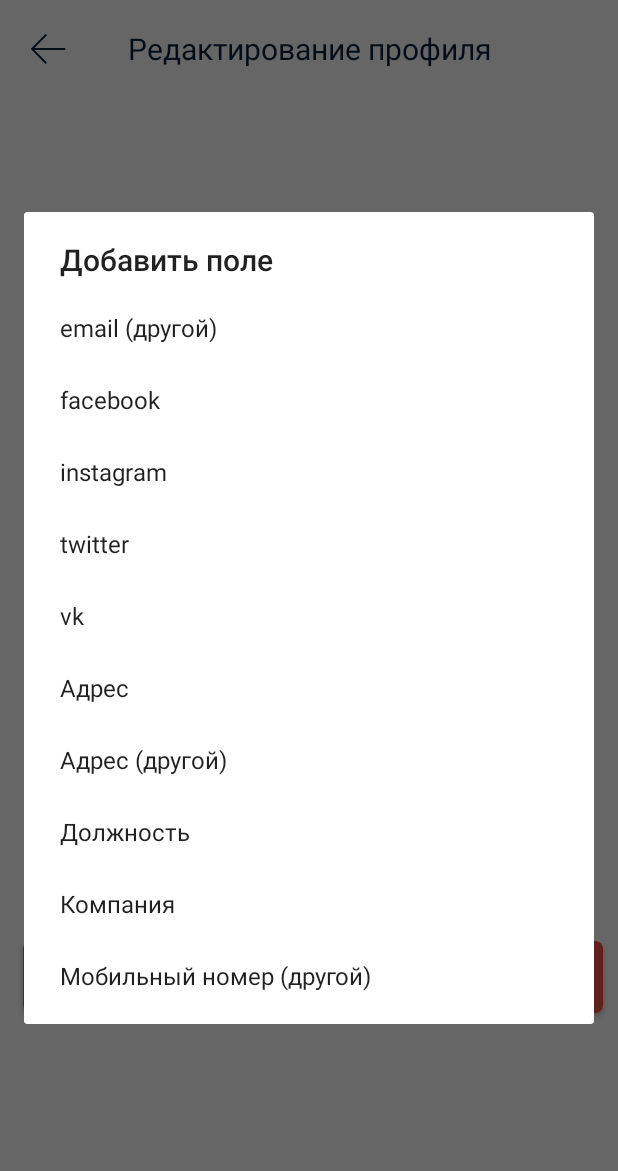
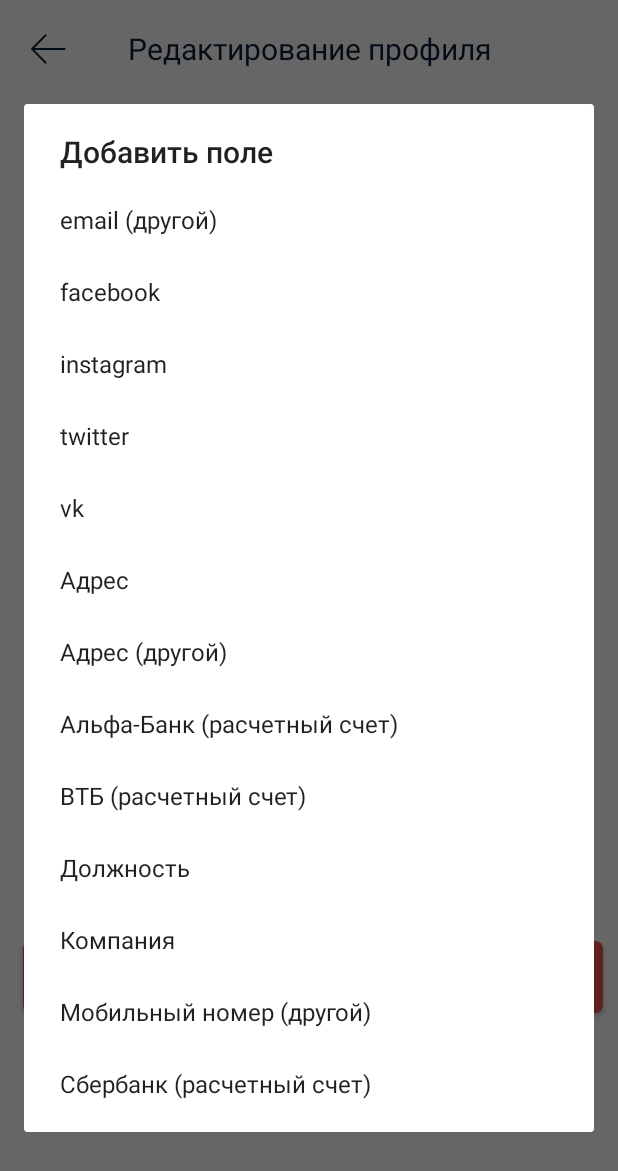
Before and after one commit to matteocarrera/alfa-bank-qr, an Android app: the EditProfileActivity screen opened directly, with no data from a screen before it, after a tap on "Добавить поле", on a phone screen of 412 x 824 dp. Shown: the top 1171 px of the screen. Run offline under Robolectric (Android 15) with nearby library versions, the phone set to English and light mode, and no system bars; libraries missing offline, so code that uses them is left out: com.theartofdev.edmodo; pictures from the network do not load.

Commit message:
Изменили иконки и добавили поля расчетных счетов

```diff
--- a/app/build.gradle
+++ b/app/build.gradle
@@ -46,4 +46,6 @@ dependencies {
     api 'com.theartofdev.edmodo:android-image-cropper:2.8.+'
 
     implementation 'com.github.yukuku:ambilwarna:2.0.1'
+
+    implementation 'ru.egslava:MaskedEditText:1.0.5'
 }
--- a/app/src/main/java/com/example/alpha_bank_qr/Activities/EditProfileActivity.kt
+++ b/app/src/main/java/com/example/alpha_bank_qr/Activities/EditProfileActivity.kt
@@ -38,7 +38,7 @@ class EditProfileActivity : AppCompatActivity() {
         setContentView(R.layout.activity_edit_profile)
 
         fieldsNames = arrayListOf(
-            company, job_title, mobile_second, email_second, address, address_second, vk, facebook, instagram, twitter)
+            company, job_title, mobile_second, email_second, address, address_second, sberbank, vtb, alfabank, vk, facebook, instagram, twitter)
 
         setDataToEdittext()
 
@@ -110,6 +110,9 @@ class EditProfileActivity : AppCompatActivity() {
             "Мобильный номер (другой)" -> mobile_second.visibility = visibility
             "Адрес" -> address.visibility = visibility
             "Адрес (другой)" -> address_second.visibility = visibility
+            "Сбербанк (расчетный счет)" -> sberbank.visibility = visibility
+            "ВТБ (расчетный счет)" -> vtb.visibility = visibility
+            "Альфа-Банк (расчетный счет)" -> alfabank.visibility = visibility
             "vk" -> vk.visibility = visibility
             "facebook" -> facebook.visibility = visibility
             "instagram" -> instagram.visibility = visibility
@@ -150,6 +153,9 @@ class EditProfileActivity : AppCompatActivity() {
             email_second.setText(cursor.getString(cursor.getColumnIndex("email_second")))
             address.setText(cursor.getString(cursor.getColumnIndex("address")))
             address_second.setText(cursor.getString(cursor.getColumnIndex("address_second")))
+            sberbank.setText(cursor.getString(cursor.getColumnIndex("sberbank")))
+            vtb.setText(cursor.getString(cursor.getColumnIndex("vtb")))
+            alfabank.setText(cursor.getString(cursor.getColumnIndex("alfabank")))
             vk.setText(cursor.getString(cursor.getColumnIndex("vk")))
             facebook.setText(cursor.getString(cursor.getColumnIndex("facebook")))
             instagram.setText(cursor.getString(cursor.getColumnIndex("instagram")))
@@ -204,6 +210,9 @@ class EditProfileActivity : AppCompatActivity() {
             email_second.text.toString(),
             address.text.toString(),
             address_second.text.toString(),
+            sberbank.text.toString(),
+            vtb.text.toString(),
+            alfabank.text.toString(),
             vk.text.toString(),
             facebook.text.toString(),
             instagram.text.toString(),
--- a/app/src/main/java/com/example/alpha_bank_qr/Entities/User.kt
+++ b/app/src/main/java/com/example/alpha_bank_qr/Entities/User.kt
@@ -28,6 +28,9 @@ class User(
     var emailSecond: String = "",
     var address: String = "",
     var addressSecond: String = "",
+    var sberbank: String = "",
+    var vtb: String = "",
+    var alfabank: String = "",
     var vk: String = "",
     var facebook: String = "",
     var instagram: String = "",
@@ -35,6 +38,6 @@ class User(
     var notes : String = ""
 ) {
     override fun toString(): String {
-        return "$name,$surname,$patronymic,$company,$jobTitle,$mobile,$mobileSecond,$email,$emailSecond,$address,$addressSecond,$vk,$facebook,$instagram,$twitter,$notes"
+        return "$name,$surname,$patronymic,$company,$jobTitle,$mobile,$mobileSecond,$email,$emailSecond,$address,$addressSecond,$sberbank,$vtb,$alfabank,$vk,$facebook,$instagram,$twitter,$notes"
     }
 }
--- a/app/src/main/java/com/example/alpha_bank_qr/QRDatabaseHelper.kt
+++ b/app/src/main/java/com/example/alpha_bank_qr/QRDatabaseHelper.kt
@@ -51,6 +51,9 @@ class QRDatabaseHelper(context: Context) : SQLiteOpenHelper(context, DATABASE_NA
         values.put("email_second", user.emailSecond)
         values.put("address", user.address)
         values.put("address_second", user.addressSecond)
+        values.put("sberbank", user.sberbank)
+        values.put("vtb", user.vtb)
+        values.put("alfabank", user.alfabank)
         values.put("vk", user.vk)
         values.put("facebook", user.facebook)
         values.put("instagram", user.instagram)
@@ -78,6 +81,9 @@ class QRDatabaseHelper(context: Context) : SQLiteOpenHelper(context, DATABASE_NA
         values.put("email_second", user.emailSecond)
         values.put("address", user.address)
         values.put("address_second", user.addressSecond)
+        values.put("sberbank", user.sberbank)
+        values.put("vtb", user.vtb)
+        values.put("alfabank", user.alfabank)
         values.put("vk", user.vk)
         values.put("facebook", user.facebook)
         values.put("instagram", user.instagram)
@@ -168,6 +174,9 @@ class QRDatabaseHelper(context: Context) : SQLiteOpenHelper(context, DATABASE_NA
                     "email_second TEXT," +
                     "address TEXT," +
                     "address_second TEXT," +
+                    "sberbank TEXT," +
+                    "vtb TEXT," +
+                    "alfabank TEXT," +
                     "vk TEXT," +
                     "facebook TEXT," +
                     "instagram TEXT," +
--- a/app/src/main/java/com/example/alpha_bank_qr/Utils/DataUtils.kt
+++ b/app/src/main/java/com/example/alpha_bank_qr/Utils/DataUtils.kt
@@ -24,6 +24,9 @@ class DataUtils {
             DataItem("email (другой)", "email_second"),
             DataItem("адрес", "address"),
             DataItem("адрес (другой)", "address_second"),
+            DataItem("Сбербанк (расчетный счет)", "sberbank"),
+            DataItem("ВТБ (расчетный счет)", "vtb"),
+            DataItem("Альфа-Банк (расчетный счет)", "alfabank"),
             DataItem("vk", "vk"),
             DataItem("facebook", "facebook"),
             DataItem("instagram", "instagram"),
@@ -83,6 +86,9 @@ class DataUtils {
                     "email (другой)" -> user.emailSecond = it.description
                     "адрес" -> user.address = it.description
                     "адрес (другой)" -> user.addressSecond = it.description
+                    "Сбербанк (расчетный счет)" -> user.sberbank = it.description
+                    "ВТБ (расчетный счет)" -> user.vtb = it.description
+                    "Альфа-Банк (расчетный счет)" -> user.alfabank = it.description
                     "vk" -> user.vk = it.description
                     "facebook" -> user.facebook = it.description
                     "instagram" -> user.instagram = it.description
--- a/app/src/main/java/com/example/alpha_bank_qr/Utils/Json.kt
+++ b/app/src/main/java/com/example/alpha_bank_qr/Utils/Json.kt
@@ -23,11 +23,14 @@ class Json {
             user.emailSecond = userData[8]
             user.address = userData[9]
             user.addressSecond = userData[10]
-            user.vk = userData[11]
-            user.facebook = userData[12]
-            user.instagram = userData[13]
-            user.twitter = userData[14]
-            user.notes = userData[15]
+            user.sberbank = userData[11]
+            user.vtb = userData[12]
+            user.alfabank = userData[13]
+            user.vk = userData[14]
+            user.facebook = userData[15]
+            user.instagram = userData[16]
+            user.twitter = userData[17]
+            user.notes = userData[18]
             return user
         }
     }
--- /dev/null
+++ b/app/src/main/res/drawable/ic_alfabank.xml
@@ -0,0 +1,12 @@
+<vector xmlns:android="http://schemas.android.com/apk/res/android"
+    android:width="24dp"
+    android:height="24dp"
+    android:viewportWidth="24"
+    android:viewportHeight="24">
+  <path
+      android:pathData="M4,22H20V19H4Z"
+      android:fillColor="#EF3124"/>
+  <path
+      android:pathData="M10,10.46l2,-6h0.08l1.9,6ZM14.66,3.37c-0.41,-1.22 -0.88,-2.18 -2.5,-2.18S10,2.15 9.58,3.37L5.14,16h3l1,-3h5.67l1,3h3.13Z"
+      android:fillColor="#EF3124"/>
+</vector>
--- a/app/src/main/res/drawable/ic_facebook.xml
+++ b/app/src/main/res/drawable/ic_facebook.xml
@@ -5,5 +5,5 @@
     android:viewportHeight="24">
   <path
       android:pathData="M18.5,1h-13A4.505,4.505 0,0 0,1 5.5v13C1,20.981 3.019,23 5.5,23h13c2.481,0 4.5,-2.019 4.5,-4.5v-13C23,3.019 20.981,1 18.5,1zM22,18.5c0,1.93 -1.57,3.5 -3.5,3.5H15v-7h3l0.121,-2.977L15,12v-2c0,-0.775 0.178,-1.273 1.211,-1.273 0.954,0 1.829,0.008 1.829,0.008l0.067,-2.627s-0.858,-0.109 -2.017,-0.109C13.226,6 12,8.113 12,10v2h-2v3h2v7H5.5C3.57,22 2,20.43 2,18.5v-13C2,3.57 3.57,2 5.5,2h13C20.43,2 22,3.57 22,5.5v13z"
-      android:fillColor="#0B1F35"/>
+      android:fillColor="#3b5998"/>
 </vector>
--- a/app/src/main/res/drawable/ic_manager.xml
+++ b/app/src/main/res/drawable/ic_manager.xml
@@ -10,9 +10,9 @@
   <path
       android:pathData="M11.435,19.715c-0.54,-0.389 -0.935,-1.249 -0.935,-1.802 0,-0.732 0.684,-0.913 1.492,-0.913 0.807,0 1.508,0.18 1.508,0.913 0,0.548 -0.387,1.397 -0.92,1.79 0.7,0.884 1.42,3.041 1.42,4.27h-4c0,-1.223 0.73,-3.368 1.435,-4.258z"
       android:strokeAlpha="0.3"
-      android:fillColor="#0B1F35"
+      android:fillColor="#EF3124"
       android:fillType="evenOdd"
-      android:fillAlpha="0.3"/>
+      android:fillAlpha="0.7"/>
   <path
       android:pathData="M1,23c0,-3.7 3.7,-5.1 5.2,-5.9 2,-1 2.3,-1.4 2.3,-3.8h1c0,2.8 -0.5,3.5 -2.9,4.7 -1.3,0.7 -4.6,1.9 -4.6,5L1,23zM22,23c0,-3.1 -3.3,-4.3 -4.7,-5 -2.4,-1.2 -2.9,-2 -2.9,-4.7h1c0,2.5 0.4,2.9 2.3,3.8 1.6,0.8 5.3,2.2 5.3,5.9h-1z"
       android:fillColor="#0B1F35"
--- /dev/null
+++ b/app/src/main/res/drawable/ic_sberbank.xml
@@ -0,0 +1,18 @@
+<vector xmlns:android="http://schemas.android.com/apk/res/android"
+    android:width="24dp"
+    android:height="24dp"
+    android:viewportWidth="24"
+    android:viewportHeight="24">
+  <path
+      android:pathData="M1.88,7.56l5.76,3.36 12,-6.88c-0.32,-0.32 -0.64,-0.56 -0.96,-0.8L7.64,9.48l-5.2,-2.96c-0.24,0.32 -0.4,0.72 -0.56,1.04z"
+      android:fillColor="#2D9B12"/>
+  <path
+      android:pathData="M17.56,2.44c-0.4,-0.24 -0.88,-0.48 -1.28,-0.64L7.64,6.76 3.8,4.52l-0.72,0.96 4.56,2.64 9.92,-5.68z"
+      android:fillColor="#2D9B12"/>
+  <path
+      android:pathData="M1.24,9.48c0,0.16 -0.08,0.24 -0.08,0.4l6.48,3.76 13.52,-7.76c-0.16,-0.24 -0.24,-0.4 -0.4,-0.56 -0.08,-0.08 -0.08,-0.16 -0.16,-0.24 0,-0.08 -0.08,-0.08 -0.08,-0.16L7.64,12.28l-6.16,-3.6c-0.08,0.24 -0.16,0.56 -0.24,0.8z"
+      android:fillColor="#2D9B12"/>
+  <path
+      android:pathData="M1,11.8c0,0.72 0.08,1.44 0.16,2.16 0.24,1.28 0.72,2.48 1.28,3.52 0.8,1.36 1.84,2.56 3.12,3.44 0.88,0.64 1.76,1.12 2.8,1.44 0.4,0.16 0.88,0.24 1.36,0.4 0.64,0.16 1.28,0.24 2,0.24h0.64c0.32,0 0.72,0 1.12,-0.08 1.52,-0.16 3.04,-0.72 4.32,-1.52 1.28,-0.8 2.4,-1.84 3.2,-3.04 0.88,-1.28 1.52,-2.72 1.84,-4.24 0,-0.16 0.08,-0.4 0.08,-0.64 0.08,-0.48 0.08,-1.04 0.08,-1.52v-0.32c0,-0.48 -0.08,-0.88 -0.16,-1.36 -0.16,-1.2 -0.56,-2.32 -1.12,-3.36L7.64,15.08 1,11.24v0.56z"
+      android:fillColor="#2D9B12"/>
+</vector>
--- a/app/src/main/res/drawable/ic_twitter.xml
+++ b/app/src/main/res/drawable/ic_twitter.xml
@@ -5,8 +5,8 @@
     android:viewportHeight="24">
   <path
       android:pathData="M17.66,8.225c0.117,-0.045 0.209,-0.143 0.303,-0.215 0.42,-0.327 0.693,-0.756 0.894,-1.306l-0.342,0.189c-0.353,0.181 -0.952,0.44 -1.413,0.481 -0.542,-0.5 -1.112,-0.892 -2.18,-0.873 -0.113,0.012 -0.225,0.027 -0.336,0.04a3.368,3.368 0,0 0,-0.612 0.189c-0.783,0.343 -1.315,0.981 -1.561,1.867 -0.098,0.353 -0.138,0.942 -0.014,1.305a5.291,5.291 0,0 1,-1.238 -0.161c-1.458,-0.363 -2.365,-0.851 -3.372,-1.645a5.08,5.08 0,0 1,-0.821 -0.791c-0.076,-0.095 -0.195,-0.178 -0.249,-0.291l-0.013,-0.006a3.164,3.164 0,0 0,-0.296 0.724c-0.273,1.058 0.159,1.945 0.619,2.522 0.139,0.174 0.366,0.283 0.505,0.446h0.015c-0.105,0.039 -0.286,-0.015 -0.377,-0.034a3.093,3.093 0,0 1,-0.579 -0.161l-0.282,-0.136c-0.004,1.168 0.581,1.928 1.299,2.381 0.233,0.147 0.562,0.347 0.902,0.365 -0.182,0.155 -0.962,0.084 -1.232,0.053 0.339,0.878 0.858,1.461 1.75,1.779 0.23,0.082 0.511,0.154 0.822,0.148 -0.164,0.198 -0.516,0.358 -0.747,0.495 -0.478,0.281 -1.032,0.463 -1.655,0.601 -0.252,0.055 -0.516,0.044 -0.788,0.088 -0.3,0.049 -0.614,-0.026 -0.881,-0.034l0.242,0.149c0.246,0.151 0.503,0.284 0.78,0.406 0.5,0.22 1.032,0.387 1.621,0.534 1.189,0.297 2.866,0.164 3.903,-0.161 2.89,-0.907 4.715,-3.027 5.404,-6.148 0.118,-0.537 0.135,-1.147 0.128,-1.786l0.428,-0.344c0.355,-0.287 0.689,-0.687 0.935,-1.082v-0.007c-0.469,0.148 -0.963,0.42 -1.562,0.426v-0.007z"
-      android:fillColor="#0B1F35"/>
+      android:fillColor="#00acee"/>
   <path
       android:pathData="M18.5,1h-13A4.505,4.505 0,0 0,1 5.5v13C1,20.981 3.019,23 5.5,23h13c2.481,0 4.5,-2.019 4.5,-4.5v-13C23,3.019 20.981,1 18.5,1zM22,18.5c0,1.93 -1.57,3.5 -3.5,3.5h-13C3.57,22 2,20.43 2,18.5v-13C2,3.57 3.57,2 5.5,2h13C20.43,2 22,3.57 22,5.5v13z"
-      android:fillColor="#0B1F35"/>
+      android:fillColor="#00acee"/>
 </vector>
--- a/app/src/main/res/drawable/ic_vk.xml
+++ b/app/src/main/res/drawable/ic_vk.xml
@@ -5,8 +5,8 @@
     android:viewportHeight="24">
   <path
       android:pathData="M18.5,1h-13A4.505,4.505 0,0 0,1 5.5v13C1,20.981 3.019,23 5.5,23h13c2.481,0 4.5,-2.019 4.5,-4.5v-13C23,3.019 20.981,1 18.5,1zM22,18.5c0,1.93 -1.57,3.5 -3.5,3.5h-13C3.57,22 2,20.43 2,18.5v-13C2,3.57 3.57,2 5.5,2h13C20.43,2 22,3.57 22,5.5v13z"
-      android:fillColor="#0B1F35"/>
+      android:fillColor="#4680C2"/>
   <path
       android:pathData="M15.148,11.424v-0.064c0.516,-0.215 0.92,-0.551 1.213,-1.007 0.293,-0.457 0.439,-0.978 0.439,-1.563 0,-0.505 -0.106,-0.951 -0.318,-1.338a2.307,2.307 0,0 0,-0.963 -0.927,3.845 3.845,0 0,0 -1.277,-0.423C13.788,6.034 13.12,6 12.239,6L8,6v12h4.803c0.833,0 1.519,-0.075 2.059,-0.226a4.205,4.205 0,0 0,1.487 -0.758c0.381,-0.295 0.685,-0.669 0.911,-1.12s0.338,-0.975 0.338,-1.572c0,-0.817 -0.223,-1.465 -0.669,-1.946 -0.446,-0.48 -1.039,-0.798 -1.781,-0.954zM10.998,8.2h0.21c0.537,0 0.941,0.004 1.213,0.012 0.271,0.008 0.506,0.055 0.705,0.141 0.21,0.091 0.364,0.239 0.463,0.443 0.099,0.204 0.149,0.403 0.149,0.596 0,0.263 -0.046,0.494 -0.137,0.693 -0.091,0.199 -0.258,0.355 -0.5,0.467 -0.22,0.102 -0.434,0.159 -0.641,0.169 -0.207,0.011 -0.568,0.016 -1.084,0.016h-0.379L10.997,8.2zM14.306,15.046a1.2,1.2 0,0 1,-0.6 0.52,2.558 2.558,0 0,1 -0.919,0.218c-0.301,0.011 -0.844,0.016 -1.628,0.016h-0.161v-3.006h0.556c0.537,0 0.966,0.004 1.285,0.012 0.32,0.008 0.571,0.047 0.753,0.117 0.301,0.108 0.527,0.266 0.677,0.475 0.15,0.21 0.226,0.5 0.226,0.87a1.57,1.57 0,0 1,-0.189 0.778z"
-      android:fillColor="#0B1F35"/>
+      android:fillColor="#4680C2"/>
 </vector>
--- /dev/null
+++ b/app/src/main/res/drawable/ic_vtb.xml
@@ -0,0 +1,9 @@
+<vector xmlns:android="http://schemas.android.com/apk/res/android"
+    android:width="24dp"
+    android:height="24dp"
+    android:viewportWidth="24"
+    android:viewportHeight="24">
+  <path
+      android:pathData="M8.426,5h13.156c0.256,-0.678 0.464,-1.354 0.567,-2H7.74c-0.765,0.555 -1.475,1.24 -2.13,2 -0.276,0.32 -0.542,0.653 -0.796,1 -0.462,0.633 -0.89,1.302 -1.268,2 -0.178,0.328 -0.34,0.663 -0.497,1a18.492,18.492 0,0 0,-0.796 2c-0.09,0.272 -0.186,0.543 -0.262,0.814 0.04,0.142 0.093,0.277 0.137,0.417 0.19,0.608 0.414,1.2 0.676,1.769a15.335,15.335 0,0 0,4.936 6h14.341c-0.343,-2.155 -1.72,-4.276 -3.221,-5.999a23.28,23.28 0,0 0,-1.966 -2H5.999c0.266,0.697 0.609,1.361 1.001,1.999h9.098c1.188,1.146 2.381,2.552 3.165,4H8.414a13.433,13.433 0,0 1,-3.37 -3.999,12.922 12.922,0 0,1 -0.895,-2c-0.022,-0.064 -0.049,-0.126 -0.07,-0.19 0.087,-0.274 0.187,-0.543 0.288,-0.811h13.268c0.593,-0.57 1.184,-1.25 1.738,-2H5.277c0.184,-0.343 0.377,-0.678 0.581,-1h14.208c0.413,-0.643 0.775,-1.318 1.094,-2H7.393c0.334,-0.362 0.677,-0.703 1.033,-1z"
+      android:fillColor="#0a2973"/>
+</vector>
--- a/app/src/main/res/layout/activity_edit_profile.xml
+++ b/app/src/main/res/layout/activity_edit_profile.xml
@@ -255,6 +255,63 @@
 
             <androidx.appcompat.widget.AppCompatEditText
                 app:drawableEndCompat="@drawable/ic_close"
+                android:id="@+id/sberbank"
+                android:layout_width="match_parent"
+                android:layout_height="wrap_content"
+                android:layout_marginLeft="15dp"
+                android:layout_marginStart="15dp"
+                android:layout_marginRight="15dp"
+                android:layout_marginEnd="15dp"
+                android:layout_marginBottom="5dp"
+                android:textSize="18sp"
+                app:drawableStartCompat="@drawable/ic_sberbank"
+                android:drawablePadding="5dp"
+                android:textColor="@color/colorTextPrimary"
+                android:maxLines="1"
+                android:inputType="number"
+                android:maxLength="20"
+                android:hint="@string/sberbank" />
+
+            <androidx.appcompat.widget.AppCompatEditText
+                app:drawableEndCompat="@drawable/ic_close"
+                android:id="@+id/vtb"
+                android:layout_width="match_parent"
+                android:layout_height="wrap_content"
+                android:layout_marginLeft="15dp"
+                android:layout_marginStart="15dp"
+                android:layout_marginRight="15dp"
+                android:layout_marginEnd="15dp"
+                android:layout_marginBottom="5dp"
+                android:textSize="18sp"
+                app:drawableStartCompat="@drawable/ic_vtb"
+                android:drawablePadding="5dp"
+                android:textColor="@color/colorTextPrimary"
+                android:maxLines="1"
+                android:inputType="number"
+                android:maxLength="20"
+                android:hint="@string/vtb" />
+
+            <androidx.appcompat.widget.AppCompatEditText
+                app:drawableEndCompat="@drawable/ic_close"
+                android:id="@+id/alfabank"
+                android:layout_width="match_parent"
+                android:layout_height="wrap_content"
+                android:layout_marginLeft="15dp"
+                android:layout_marginStart="15dp"
+                android:layout_marginRight="15dp"
+                android:layout_marginEnd="15dp"
+                android:layout_marginBottom="5dp"
+                android:textSize="18sp"
+                app:drawableStartCompat="@drawable/ic_alfabank"
+                android:drawablePadding="5dp"
+                android:textColor="@color/colorTextPrimary"
+                android:maxLines="1"
+                android:inputType="number"
+                android:maxLength="20"
+                android:hint="@string/alfabank" />
+
+            <androidx.appcompat.widget.AppCompatEditText
+                app:drawableEndCompat="@drawable/ic_close"
                 android:id="@+id/vk"
                 android:layout_width="match_parent"
                 android:layout_height="wrap_content"
--- a/app/src/main/res/values/strings.xml
+++ b/app/src/main/res/values/strings.xml
@@ -35,6 +35,9 @@
     <string name="emailSecond">email (другой)</string>
     <string name="address">Адрес</string>
     <string name="addressSecond">Адрес (другой)</string>
+    <string name="sberbank">Сбербанк (расчетный счет)</string>
+    <string name="vtb">ВТБ (расчетный счет)</string>
+    <string name="alfabank">Альфа-Банк (расчетный счет)</string>
     <string name="vk">vk</string>
     <string name="facebook">facebook</string>
     <string name="instagram">instagram</string>
```
